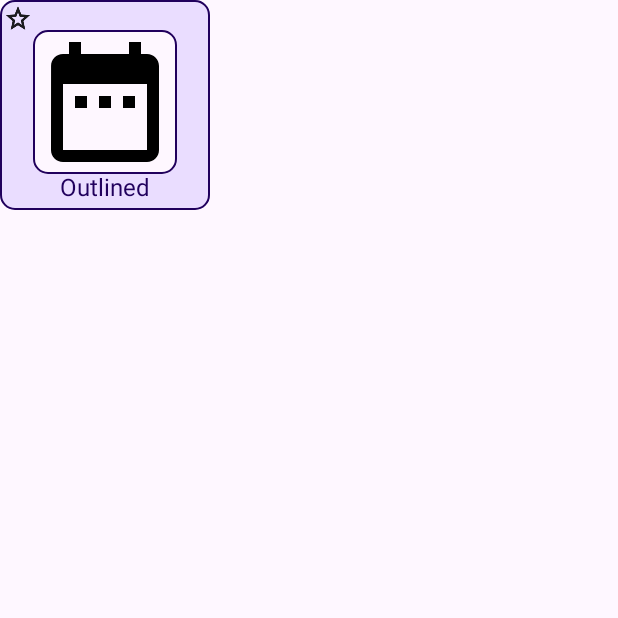
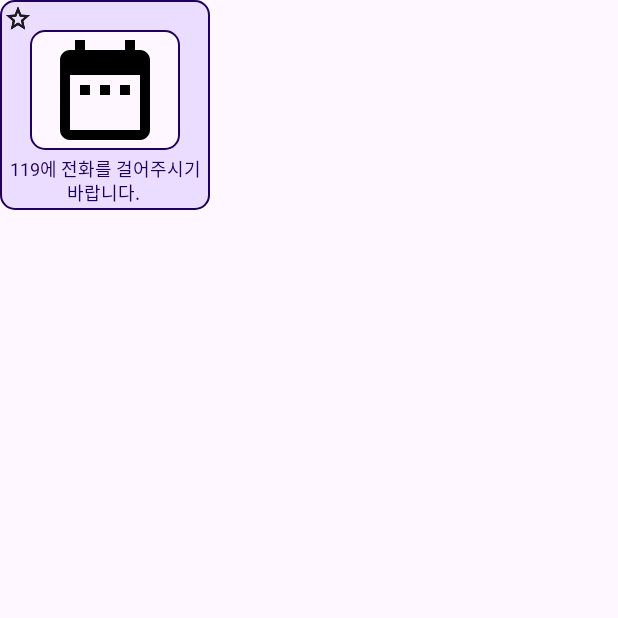
Before and after one commit to snuhcs-course/swpp-2023-project-team-6, an Android app built with Jetpack Compose: the composable Symbol shown on its own in the app's theme, on a phone screen of 412 x 824 dp, the top half of it. Run offline under Robolectric (Android 15) with nearby library versions, the phone set to English and light mode, and no system bars.

Commit message:
:lipstick: Symbol modified, fav_star_selected img file changed

```diff
--- a/frontend/app/src/main/java/com/example/speechbuddy/compose/symbolselection/Symbol.kt
+++ b/frontend/app/src/main/java/com/example/speechbuddy/compose/symbolselection/Symbol.kt
@@ -2,14 +2,14 @@ package com.example.speechbuddy.compose.symbolselection
 
 import androidx.compose.foundation.BorderStroke
 import androidx.compose.foundation.Image
-
+import androidx.compose.foundation.layout.Box
+import androidx.compose.foundation.layout.fillMaxSize
+import androidx.compose.foundation.layout.fillMaxWidth
 import androidx.compose.foundation.layout.padding
 import androidx.compose.foundation.layout.size
 import androidx.compose.foundation.shape.RoundedCornerShape
 import androidx.compose.material.icons.Icons
 import androidx.compose.material.icons.filled.DateRange
-import androidx.compose.material.icons.filled.FavoriteBorder
-import androidx.compose.material.icons.filled.Star
 import androidx.compose.material3.CardDefaults
 import androidx.compose.material3.MaterialTheme
 import androidx.compose.material3.OutlinedCard
@@ -17,11 +17,6 @@ import androidx.compose.material3.Text
 import androidx.compose.runtime.Composable
 import androidx.compose.ui.Alignment
 import androidx.compose.ui.Modifier
-import androidx.compose.ui.draw.alpha
-import androidx.compose.ui.graphics.Color
-import androidx.compose.ui.graphics.ColorFilter
-import androidx.compose.ui.graphics.ColorMatrix
-import androidx.compose.ui.layout.ContentScale
 import androidx.compose.ui.res.painterResource
 import androidx.compose.ui.text.style.TextAlign
 import androidx.compose.ui.tooling.preview.Preview
@@ -31,7 +26,8 @@ import com.example.speechbuddy.ui.SpeechBuddyTheme
 
 @Composable
 fun Symbol(
-
+    modifier: Modifier = Modifier,
+    isFavorite: Boolean = false
 ) {
     OutlinedCard(
         modifier = Modifier
@@ -39,14 +35,17 @@ fun Symbol(
         shape = RoundedCornerShape(10.dp),
         colors = CardDefaults.cardColors(
             containerColor = MaterialTheme.colorScheme.primaryContainer,
-            ),
+        ),
         border = BorderStroke(1.dp, MaterialTheme.colorScheme.onPrimaryContainer),
-
     ) {
         Image(
-            painter = painterResource(id = R.drawable.fav_star),
+            painter = if (isFavorite) {
+                painterResource(id = R.drawable.fav_star_selected)
+            } else {
+                painterResource(id = R.drawable.fav_star)
+            },
             modifier = Modifier
-                .padding(start=4.dp, top = 4.dp)
+                .padding(start = 4.dp, top = 4.dp)
                 .align(Alignment.Start)
                 .size(16.dp),
             contentDescription = "favorite star",
@@ -55,31 +54,37 @@ fun Symbol(
         OutlinedCard(
             modifier = Modifier
                 .align(Alignment.CenterHorizontally)
-                .size(width = 96.dp, height = 96.dp),
+                .size(width = 100.dp, height = 80.dp),
             shape = RoundedCornerShape(10.dp),
             colors = CardDefaults.cardColors(
                 containerColor = MaterialTheme.colorScheme.background
             ),
             border = BorderStroke(1.dp, MaterialTheme.colorScheme.onPrimaryContainer),
-            ){
+        ) {
             Image(
                 modifier = Modifier
                     .align(Alignment.CenterHorizontally)
-                    .size(96.dp),
+                    .size(80.dp),
                 imageVector = Icons.Default.DateRange,
-                contentDescription ="symbol image",
-                )
+                contentDescription = "symbol image",
+            )
         }
 
-        Text(
-            text = "Outlined",
+        Box(
             modifier = Modifier
-                .align(Alignment.CenterHorizontally),
-            color = MaterialTheme.colorScheme.onPrimaryContainer,
-            style = MaterialTheme.typography.bodyLarge
-        )
-
-
+                .padding(horizontal = 2.dp)
+                .fillMaxSize(),
+            contentAlignment = Alignment.Center
+        ) {
+            Text(
+                text = "119에 전화를 걸어주시기 바랍니다. ",
+                modifier = Modifier
+                    .fillMaxWidth(),
+                color = MaterialTheme.colorScheme.onPrimaryContainer,
+                style = MaterialTheme.typography.bodySmall,
+                textAlign = TextAlign.Center
+            )
+        }
     }
 }
 
@@ -89,7 +94,7 @@ fun Symbol(
 fun SymbolPreview() {
     SpeechBuddyTheme {
         Symbol(
-
+            isFavorite = true
         )
     }
 }
```
Also changed, not shown: frontend/app/src/main/res/drawable/fav_star_selected.png.
